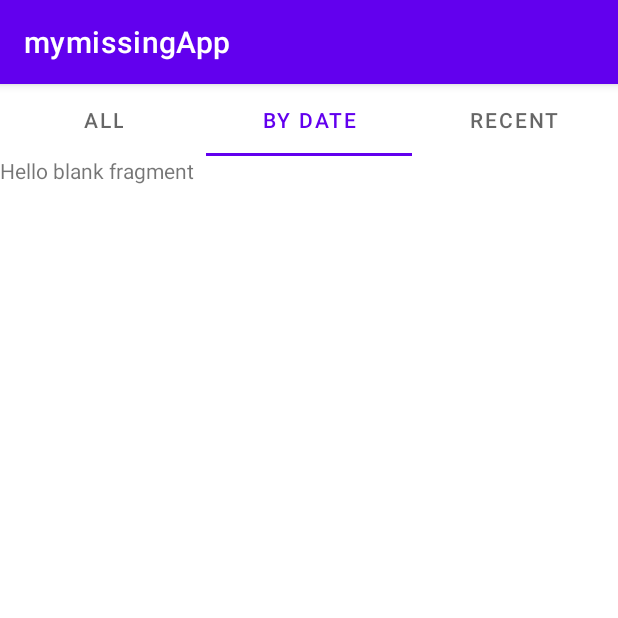
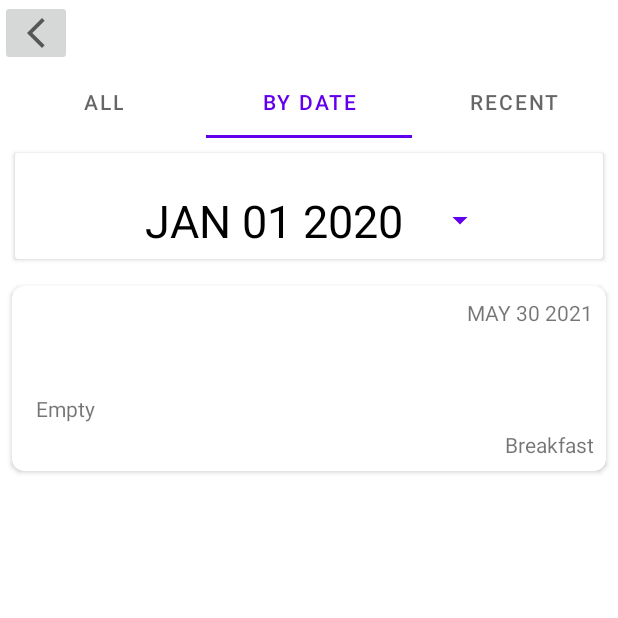
Before and after one commit to yairkoren123/missinf_food, an Android app: the FirstFragment screen opened directly, with no data from a screen before it, tab 2 chosen, on a phone screen of 412 x 824 dp, the top half of it. Run offline under Robolectric (Android 15) with nearby library versions, the phone set to English and light mode, and no system bars; our stand-ins replace Room's generated code.

Commit message:
Add files via upload

```diff
--- a/src/main/java/com/example/mymissingapp/Add_Missing.java
+++ b/src/main/java/com/example/mymissingapp/Add_Missing.java
@@ -20,6 +20,8 @@ import androidx.appcompat.app.AppCompatActivity;
 import com.example.mymissingapp.modle.Todo;
 import com.example.mymissingapp.modle.TodoRoomDatabase;
 import com.google.android.material.textfield.TextInputLayout;
+
+import java.util.List;
 
 public class Add_Missing extends AppCompatActivity {
 
@@ -94,8 +96,7 @@ public class Add_Missing extends AppCompatActivity {
                     insertSingleTodo(need_add_food,need_add_reasons,need_add_time_meal,need_add_date,false);
                     missingFood.getEditText().setText("");
 
-
-
+                    getAllTodos();
 
 
                 }
@@ -114,6 +115,23 @@ public class Add_Missing extends AppCompatActivity {
         });
 
 
+    }
+
+    public void getAllTodos() {
+
+        Thread thread = new Thread(new Runnable() {
+            @Override
+            public void run() {
+                List<Todo> todoList = TodoRoomDatabase.getInstance(getApplicationContext())
+                        .todoDao()
+                        .getAllTodos();
+
+                MainActivity.todoList_frag_one = todoList;
+
+                Log.d("todo", "run: " + todoList.toString());
+            }
+        });
+        thread.start();
     }
     public void msg(String text){
         Toast.makeText(Add_Missing.this,text,Toast.LENGTH_LONG)
--- /dev/null
+++ b/src/main/java/com/example/mymissingapp/Fragments/AppAdapter.java
@@ -0,0 +1,79 @@
+package com.example.mymissingapp.Fragments;
+
+import android.view.LayoutInflater;
+import android.view.View;
+import android.view.ViewGroup;
+import android.widget.TextView;
+
+import androidx.annotation.NonNull;
+import androidx.recyclerview.widget.RecyclerView;
+
+import com.example.mymissingapp.R;
+import com.example.mymissingapp.modle.Todo;
+
+import java.util.ArrayList;
+import java.util.List;
+
+public class AppAdapter extends RecyclerView.Adapter<AppAdapter.AppViewHolder> {
+
+    String food ,time,meal,reason;
+
+    List<Todo> langdata = new ArrayList<>();
+
+    private LayoutInflater layoutInflater;
+
+    AppAdapter(List<Todo> _data){
+        langdata = _data;
+    }
+
+
+    @NonNull
+    @Override
+    public AppViewHolder onCreateViewHolder(@NonNull  ViewGroup parent, int viewType) {
+
+        layoutInflater = LayoutInflater.from(parent.getContext());
+        View view = layoutInflater.inflate(R.layout.single_item_list, parent, false);
+
+        return new AppViewHolder(view);
+
+    }
+
+    @Override
+    public void onBindViewHolder(@NonNull  AppViewHolder holder, int position) {
+
+        food = String.valueOf(langdata.get(position).getMissing());
+        holder.food_adapter.setText(food);
+
+        time = String.valueOf(langdata.get(position).getDate());
+        holder.date_adapter.setText(time);
+
+        meal = String.valueOf(langdata.get(position).getTime_meal());
+        holder.meal_adapter.setText(meal);
+
+        reason = String.valueOf(langdata.get(position).getReason());
+        holder.reason_adapter.setText(reason);
+
+
+
+    }
+
+    @Override
+    public int getItemCount() {
+        return langdata.size();
+    }
+
+    public class AppViewHolder extends RecyclerView.ViewHolder{
+
+        TextView food_adapter,reason_adapter,date_adapter,meal_adapter;
+
+        public AppViewHolder(@NonNull View itemView) {
+            super(itemView);
+            food_adapter = itemView.findViewById(R.id.single_food);
+            reason_adapter = itemView.findViewById(R.id.single_reasons);
+            date_adapter = itemView.findViewById(R.id.single_date);
+            meal_adapter = itemView.findViewById(R.id.single_meal);
+
+
+        }
+    }
+}
--- a/src/main/java/com/example/mymissingapp/Fragments/FirstFragment.java
+++ b/src/main/java/com/example/mymissingapp/Fragments/FirstFragment.java
@@ -2,65 +2,101 @@ package com.example.mymissingapp.Fragments;
 
 import android.os.Bundle;
 
+import androidx.annotation.NonNull;
+import androidx.annotation.Nullable;
 import androidx.fragment.app.Fragment;
+import androidx.recyclerview.widget.LinearLayoutManager;
+import androidx.recyclerview.widget.RecyclerView;
 
+import android.util.Log;
 import android.view.LayoutInflater;
 import android.view.View;
 import android.view.ViewGroup;
 
+import com.example.mymissingapp.MainActivity;
 import com.example.mymissingapp.R;
+import com.example.mymissingapp.modle.Todo;
+import com.example.mymissingapp.modle.TodoRoomDatabase;
 
-/**
- * A simple {@link Fragment} subclass.
- * Use the {@link FirstFragment#newInstance} factory method to
- * create an instance of this fragment.
- */
+import java.util.List;
+
+
+// ALL FRAGMENT
 public class FirstFragment extends Fragment {
 
-    // TODO: Rename parameter arguments, choose names that match
-    // the fragment initialization parameters, e.g. ARG_ITEM_NUMBER
-    private static final String ARG_PARAM1 = "param1";
-    private static final String ARG_PARAM2 = "param2";
+    private RecyclerView recyclerView;
+    private RecyclerView.Adapter adapter;
+    private RecyclerView.LayoutManager layoutManager;
 
-    // TODO: Rename and change types of parameters
-    private String mParam1;
-    private String mParam2;
+    private View listItemView;
 
-    public FirstFragment() {
+
+    public List<Todo> todoList_need;
+
+    private String[] lng = {"java","python","git"};
+
+
+
+
+    public FirstFragment(List<Todo> todoList1) {
         // Required empty public constructor
+        todoList_need = todoList1;
+
+        getAllTodos();
+
     }
 
-    /**
-     * Use this factory method to create a new instance of
-     * this fragment using the provided parameters.
-     *
-     * @param param1 Parameter 1.
-     * @param param2 Parameter 2.
-     * @return A new instance of fragment FirstFragment.
-     */
-    // TODO: Rename and change types and number of parameters
+
     public static FirstFragment newInstance(String param1, String param2) {
-        FirstFragment fragment = new FirstFragment();
-        Bundle args = new Bundle();
-        args.putString(ARG_PARAM1, param1);
-        args.putString(ARG_PARAM2, param2);
-        fragment.setArguments(args);
-        return fragment;
+        return new FirstFragment(MainActivity.todoList_frag_one);
     }
 
     @Override
     public void onCreate(Bundle savedInstanceState) {
         super.onCreate(savedInstanceState);
-        if (getArguments() != null) {
-            mParam1 = getArguments().getString(ARG_PARAM1);
-            mParam2 = getArguments().getString(ARG_PARAM2);
-        }
     }
 
     @Override
     public View onCreateView(LayoutInflater inflater, ViewGroup container,
                              Bundle savedInstanceState) {
-        // Inflate the layout for this fragment
-        return inflater.inflate(R.layout.fragment_first, container, false);
+        listItemView = inflater.inflate(R.layout.fragment_first, container, false);
+        recyclerView = listItemView.findViewById(R.id.allRecyclerview);
+
+        layoutManager = new LinearLayoutManager(getContext());
+        recyclerView.setLayoutManager(layoutManager);
+
+        adapter = new AppAdapter(todoList_need);
+        recyclerView.setAdapter(adapter);
+
+
+
+        return listItemView;
     }
+
+    @Override
+    public void onViewCreated(@NonNull View view, @Nullable Bundle savedInstanceState) {
+        super.onViewCreated(view, savedInstanceState);
+
+    }
+
+
+
+    public void getAllTodos() {
+
+        Thread thread = new Thread(new Runnable() {
+            @Override
+            public void run() {
+                List<Todo> todoList = TodoRoomDatabase.getInstance(getContext())
+                        .todoDao()
+                        .getAllTodos();
+
+                todoList_need = todoList;
+
+                Log.d("todo", "run: " + todoList.toString());
+            }
+        });
+        thread.start();
+    }
+
+
 }
--- a/src/main/java/com/example/mymissingapp/Fragments/FragmentAdapter.java
+++ b/src/main/java/com/example/mymissingapp/Fragments/FragmentAdapter.java
@@ -5,6 +5,11 @@ import androidx.fragment.app.Fragment;
 import androidx.fragment.app.FragmentManager;
 import androidx.lifecycle.Lifecycle;
 import androidx.viewpager2.adapter.FragmentStateAdapter;
+
+import com.example.mymissingapp.MainActivity;
+import com.example.mymissingapp.modle.Todo;
+
+import java.util.List;
 
 
 public class FragmentAdapter extends FragmentStateAdapter {
@@ -14,17 +19,17 @@ public class FragmentAdapter extends FragmentStateAdapter {
 
     @NonNull
     @Override
-    public Fragment createFragment(int position) {
+    public Fragment createFragment(int position) { // pass value with fragments
 
         switch (position)
         {
             case 1 :
-                return new SecondFragment();
+                return new SecondFragment(MainActivity.todoList_frag_one);
             case 2 :
                 return new ThirdFragment();
         }
 
-        return new FirstFragment();
+        return new FirstFragment(MainActivity.todoList_frag_one);
     }
 
     @Override
--- a/src/main/java/com/example/mymissingapp/Fragments/SecondFragment.java
+++ b/src/main/java/com/example/mymissingapp/Fragments/SecondFragment.java
@@ -1,66 +1,132 @@
 package com.example.mymissingapp.Fragments;
 
+import android.app.AlertDialog;
+import android.app.DatePickerDialog;
+import android.app.Dialog;
+import android.icu.util.Calendar;
 import android.os.Bundle;
 
+import androidx.annotation.NonNull;
+import androidx.annotation.Nullable;
+import androidx.fragment.app.DialogFragment;
 import androidx.fragment.app.Fragment;
+import androidx.recyclerview.widget.LinearLayoutManager;
+import androidx.recyclerview.widget.RecyclerView;
 
+import android.util.Log;
 import android.view.LayoutInflater;
 import android.view.View;
 import android.view.ViewGroup;
+import android.widget.Button;
+import android.widget.DatePicker;
+import android.widget.EditText;
+import android.widget.TextView;
 
+import com.example.mymissingapp.MainActivity;
 import com.example.mymissingapp.R;
+import com.example.mymissingapp.modle.Todo;
+import com.example.mymissingapp.modle.TodoRoomDatabase;
 
-/**
- * A simple {@link Fragment} subclass.
- * Use the {@link SecondFragment#newInstance} factory method to
- * create an instance of this fragment.
- */
+import java.util.List;
+
+
 public class SecondFragment extends Fragment {
 
-    // TODO: Rename parameter arguments, choose names that match
-    // the fragment initialization parameters, e.g. ARG_ITEM_NUMBER
-    private static final String ARG_PARAM1 = "param1";
-    private static final String ARG_PARAM2 = "param2";
+    private DatePickerDialog datePickerDialog;
+    Button dateButton;
+    private RecyclerView recyclerView;
+    private RecyclerView.Adapter adapter;
+    private RecyclerView.LayoutManager layoutManager;
 
-    // TODO: Rename and change types of parameters
-    private String mParam1;
-    private String mParam2;
+    private View listItemView;
 
-    public SecondFragment() {
+
+    public List<Todo> todoList_need;
+
+    private String[] lng = {"java","python","git"};
+
+
+
+
+    public SecondFragment(List<Todo> todoList1) {
         // Required empty public constructor
+        todoList_need = todoList1;
+
+        findCompletedTodos();
+
+
     }
 
-    /**
-     * Use this factory method to create a new instance of
-     * this fragment using the provided parameters.
-     *
-     * @param param1 Parameter 1.
-     * @param param2 Parameter 2.
-     * @return A new instance of fragment SecondFragment.
-     */
-    // TODO: Rename and change types and number of parameters
-    public static SecondFragment newInstance(String param1, String param2) {
-        SecondFragment fragment = new SecondFragment();
-        Bundle args = new Bundle();
-        args.putString(ARG_PARAM1, param1);
-        args.putString(ARG_PARAM2, param2);
-        fragment.setArguments(args);
-        return fragment;
+
+    public static com.example.mymissingapp.Fragments.FirstFragment newInstance(String param1, String param2) {
+        return new com.example.mymissingapp.Fragments.FirstFragment(MainActivity.todoList_frag_one);
     }
 
     @Override
     public void onCreate(Bundle savedInstanceState) {
         super.onCreate(savedInstanceState);
-        if (getArguments() != null) {
-            mParam1 = getArguments().getString(ARG_PARAM1);
-            mParam2 = getArguments().getString(ARG_PARAM2);
-        }
     }
 
     @Override
     public View onCreateView(LayoutInflater inflater, ViewGroup container,
                              Bundle savedInstanceState) {
-        // Inflate the layout for this fragment
-        return inflater.inflate(R.layout.fragment_second, container, false);
+        listItemView = inflater.inflate(R.layout.fragment_second, container, false);
+        recyclerView = listItemView.findViewById(R.id.allRecyclerview2);
+
+        layoutManager = new LinearLayoutManager(getContext());
+        recyclerView.setLayoutManager(layoutManager);
+
+        adapter = new AppAdapter(todoList_need);
+        recyclerView.setAdapter(adapter);
+
+        dateButton = listItemView.findViewById(R.id.datePicker_Button_t);
+
+
+
+
+        return listItemView;
     }
+
+    @Override
+    public void onViewCreated(@NonNull View view, @Nullable Bundle savedInstanceState) {
+        super.onViewCreated(view, savedInstanceState);
+
+    }
+
+    public void findCompletedTodos() {
+        new Thread(new Runnable() {
+            @Override
+            public void run() {
+                List<Todo> todoList = TodoRoomDatabase.getInstance(getContext())
+                        .todoDao()
+                        .getAllCompletedTodosById("MAY 30 2021");
+
+                Log.d("todo2", "run: " + todoList.toString());
+            }
+        }).start();
+
+    }
+
+
+
+
+
+    public void getAllTodos() {
+
+        Thread thread = new Thread(new Runnable() {
+            @Override
+            public void run() {
+                List<Todo> todoList = TodoRoomDatabase.getInstance(getContext())
+                        .todoDao()
+                        .getAllTodos();
+
+                todoList_need = todoList;
+
+                Log.d("todo", "run: " + todoList.toString());
+            }
+        });
+        thread.start();
+    }
+
+
 }
--- a/src/main/java/com/example/mymissingapp/Get_table_Activity.java
+++ b/src/main/java/com/example/mymissingapp/Get_table_Activity.java
@@ -5,26 +5,56 @@ import androidx.appcompat.app.AppCompatActivity;
 import androidx.fragment.app.FragmentManager;
 import androidx.viewpager2.widget.ViewPager2;
 
+import android.app.AlertDialog;
+import android.app.DatePickerDialog;
+import android.content.Intent;
+import android.icu.util.Calendar;
 import android.os.Bundle;
 
 import com.example.mymissingapp.Fragments.FragmentAdapter;
 import com.google.android.material.tabs.TabLayout;
 
 import android.os.Bundle;
+import android.view.View;
+import android.view.WindowManager;
+import android.widget.Button;
+import android.widget.DatePicker;
+import android.widget.ImageButton;
 
 public class Get_table_Activity extends AppCompatActivity {
 
+
+    // layout
+    ImageButton the_back_button;
     TabLayout tabLayout;
     ViewPager2 pager2;
     FragmentAdapter adapter;
+    private DatePickerDialog datePickerDialog;
+    Button dateButton;
+
 
 
     @Override
     protected void onCreate(Bundle savedInstanceState) {
         super.onCreate(savedInstanceState);
         setContentView(R.layout.activity_get_table);
+
+
+        this.getWindow().setFlags(WindowManager.LayoutParams.FLAG_FULLSCREEN,WindowManager.LayoutParams.FLAG_FULLSCREEN);
+        getSupportActionBar().hide();
+
+        the_back_button = findViewById(R.id.back_button_t);
         tabLayout = findViewById(R.id.tab_layout);
         pager2 = findViewById(R.id.view_pager2);
+
+
+        the_back_button.setOnClickListener(new View.OnClickListener() {
+            @Override
+            public void onClick(View v){
+                // its go to the Main Activity
+                onBackPressed();
+            }
+        });
 
         FragmentManager fm = getSupportFragmentManager();
         adapter = new FragmentAdapter(fm, getLifecycle());
@@ -60,4 +90,7 @@ public class Get_table_Activity extends AppCompatActivity {
         });
 
     }
+
+
+
 }
--- a/src/main/java/com/example/mymissingapp/MainActivity.java
+++ b/src/main/java/com/example/mymissingapp/MainActivity.java
@@ -18,11 +18,16 @@ import com.example.mymissingapp.modle.TodoRoomDatabase;
 
 import java.time.LocalDateTime;
 import java.time.format.DateTimeFormatter;
+import java.util.ArrayList;
+import java.util.List;
 
 public class MainActivity extends AppCompatActivity {
 
     // values
     Context context;
+
+    public List<Todo> todoList;
+
 
     // layout
     Button add_missing_item,see_table,allGood;
@@ -30,12 +35,22 @@ public class MainActivity extends AppCompatActivity {
 
     // intents
     public static final String EXTRA_DATE = "DATE";
+    public static final String EXTRA_LIST = "LIST";
+
+    public static  List<Todo> todoList_frag_one ;
+    public static  List<Todo> todoList_frag_two ;
+
+
+
 
 
     @Override
     protected void onCreate(Bundle savedInstanceState) {
         super.onCreate(savedInstanceState);
         setContentView(R.layout.activity_main);
+
+        getAllTodos();
+        todoList_frag_two = null;
 
 
         // remove Menu
@@ -76,8 +91,14 @@ public class MainActivity extends AppCompatActivity {
             public void onClick(View v) {
                 Intent intent = new Intent(MainActivity.this
                         ,Get_table_Activity.class);
-                intent.putExtra(EXTRA_DATE,date_now);
-                startActivity(intent);
+                //intent.putExtra(EXTRA_LIST,todoList);
+                if (todoList_frag_one == null){
+
+                }else {
+
+
+                    startActivity(intent);
+                }
             }
         });
 
@@ -86,6 +107,7 @@ public class MainActivity extends AppCompatActivity {
 
 
     }
+
 
 
 
@@ -98,20 +120,24 @@ public class MainActivity extends AppCompatActivity {
         Log.d("saved", "insertSingleTodo:  is in !!!");
     }
 
-//    public void getAllTodos(View view) {
-//        Thread thread = new Thread(new Runnable() {
-//            @Override
-//            public void run() {
-//                List<Todo> todoList = TodoRoomDatabase.getInstance(getApplicationContext())
-//                        .todoDao()
-//                        .getAllTodos();
-//
-//                Log.d(TAG, "run: " + todoList.toString());
-//            }
-//        });
-//        thread.start();
-//    }
-//
+
+
+    public void getAllTodos() {
+        Thread thread = new Thread(new Runnable() {
+            @Override
+            public void run() {
+                List<Todo> todoList = TodoRoomDatabase.getInstance(getApplicationContext())
+                        .todoDao()
+                        .getAllTodos();
+
+                todoList_frag_one = todoList;
+
+                Log.d("todo", "run: " + todoList.toString());
+            }
+        });
+        thread.start();
+    }
+
 //    public void deleteATodo(View view) {
 //
 //        new Thread(new Runnable() {
@@ -204,4 +230,5 @@ public class MainActivity extends AppCompatActivity {
             return null;
         }
     }
+
 }
--- a/src/main/java/com/example/mymissingapp/modle/TodoDao.java
+++ b/src/main/java/com/example/mymissingapp/modle/TodoDao.java
@@ -23,6 +23,10 @@ public interface TodoDao {
     @Delete
     void deleteTodo(Todo todo);
 
+    @Query("SELECT * FROM todo_table WHERE todo_date LIKE :date")
+    List<Todo> getAllCompletedTodosById(String date);
+
+
     @Update
     void updateTodo(Todo todo);
 
--- a/src/main/res/layout/activity_get_table.xml
+++ b/src/main/res/layout/activity_get_table.xml
@@ -1,10 +1,17 @@
 <?xml version="1.0" encoding="utf-8"?>
-<RelativeLayout xmlns:android="http://schemas.android.com/apk/res/android"
+<LinearLayout xmlns:android="http://schemas.android.com/apk/res/android"
     xmlns:app="http://schemas.android.com/apk/res-auto"
     xmlns:tools="http://schemas.android.com/tools"
     android:layout_width="match_parent"
     android:layout_height="match_parent"
+    android:orientation="vertical"
     tools:context=".Get_table_Activity">
+
+    <ImageButton
+        android:id="@+id/back_button_t"
+        android:layout_width="wrap_content"
+        android:layout_height="wrap_content"
+        app:srcCompat="@drawable/ic_baseline_arrow_back_ios_new_24" />
 
     <com.google.android.material.tabs.TabLayout
         android:id="@+id/tab_layout"
@@ -15,9 +22,9 @@
         android:id="@+id/view_pager2"
         android:layout_width="match_parent"
         android:layout_height="match_parent"
-        android:layout_below="@id/tab_layout" />
+        android:layout_below="@id/tab_layout">
+
+    </androidx.viewpager2.widget.ViewPager2>
 
 
-
-
-</RelativeLayout>
+</LinearLayout>
--- a/src/main/res/layout/fragment_first.xml
+++ b/src/main/res/layout/fragment_first.xml
@@ -5,10 +5,18 @@
     android:layout_height="match_parent"
     tools:context=".Fragments.FirstFragment">
 
-    <!-- TODO: Update blank fragment layout -->
-    <TextView
+    <LinearLayout
         android:layout_width="match_parent"
         android:layout_height="match_parent"
-        android:text="@string/hello_blank_fragment" />
+        android:orientation="vertical">
+
+        <androidx.recyclerview.widget.RecyclerView
+            android:id="@+id/allRecyclerview"
+            android:layout_width="match_parent"
+            android:layout_height="match_parent"
+            />
+
+
+    </LinearLayout>
 
 </FrameLayout>
--- a/src/main/res/layout/fragment_second.xml
+++ b/src/main/res/layout/fragment_second.xml
@@ -6,9 +6,37 @@
     tools:context=".Fragments.SecondFragment">
 
     <!-- TODO: Update blank fragment layout -->
-    <TextView
+
+    <LinearLayout
         android:layout_width="match_parent"
         android:layout_height="match_parent"
-        android:text="@string/hello_blank_fragment" />
+        android:orientation="vertical">
+
+        <androidx.cardview.widget.CardView
+            android:layout_width="match_parent"
+            android:layout_height="wrap_content"
+            android:layout_margin="10dp">
+
+            <Button
+                android:id="@+id/datePicker_Button_t"
+                style="?android:spinnerStyle"
+                android:layout_width="250dp"
+                android:layout_height="wrap_content"
+                android:layout_gravity="center"
+                android:layout_marginTop="10dp"
+                android:text="JAN 01 2020"
+                android:textColor="@color/black"
+                android:textSize="30sp" />
+
+        </androidx.cardview.widget.CardView>
+
+        <androidx.recyclerview.widget.RecyclerView
+            android:id="@+id/allRecyclerview2"
+            android:layout_width="match_parent"
+            android:layout_height="match_parent"
+            />
+
+
+    </LinearLayout>
 
 </FrameLayout>
--- /dev/null
+++ b/src/main/res/layout/single_item_list.xml
@@ -0,0 +1,68 @@
+<?xml version="1.0" encoding="utf-8"?>
+<LinearLayout xmlns:android="http://schemas.android.com/apk/res/android"
+    xmlns:app="http://schemas.android.com/apk/res-auto"
+    xmlns:tools="http://schemas.android.com/tools"
+    android:layout_width="match_parent"
+    android:layout_height="wrap_content"
+    android:elevation="8dp"
+    android:orientation="horizontal">
+
+    <androidx.cardview.widget.CardView
+        android:layout_width="match_parent"
+        android:layout_height="wrap_content"
+        android:layout_margin="8dp"
+        android:padding="10dp"
+        app:cardCornerRadius="8dp">
+
+        <androidx.constraintlayout.widget.ConstraintLayout
+            android:layout_width="match_parent"
+            android:layout_height="123dp">
+
+            <TextView
+                android:id="@+id/single_date"
+                android:layout_width="wrap_content"
+                android:layout_height="30dp"
+                android:layout_marginTop="8dp"
+                android:layout_marginEnd="8dp"
+                android:text="date"
+                app:layout_constraintEnd_toEndOf="parent"
+                app:layout_constraintTop_toTopOf="parent" />
+
+            <TextView
+                android:id="@+id/single_food"
+                android:layout_width="wrap_content"
+                android:layout_height="wrap_content"
+                android:layout_marginStart="16dp"
+                android:layout_marginTop="16dp"
+                android:text="food"
+                app:layout_constraintStart_toStartOf="parent"
+                app:layout_constraintTop_toTopOf="parent" />
+
+            <TextView
+                android:id="@+id/single_reasons"
+                android:layout_width="wrap_content"
+                android:layout_height="wrap_content"
+                android:layout_marginStart="16dp"
+                android:layout_marginTop="32dp"
+                android:text="reasons"
+                app:layout_constraintBottom_toBottomOf="parent"
+                app:layout_constraintStart_toStartOf="parent"
+                app:layout_constraintTop_toBottomOf="@+id/single_food"
+                app:layout_constraintVertical_bias="0.119" />
+
+            <TextView
+                android:id="@+id/single_meal"
+                android:layout_width="0dp"
+                android:layout_height="wrap_content"
+                android:layout_marginEnd="8dp"
+                android:layout_marginBottom="8dp"
+                android:text="meal time"
+                app:layout_constraintBottom_toBottomOf="parent"
+                app:layout_constraintEnd_toEndOf="parent" />
+        </androidx.constraintlayout.widget.ConstraintLayout>
+
+
+    </androidx.cardview.widget.CardView>
+
+
+</LinearLayout>
```
